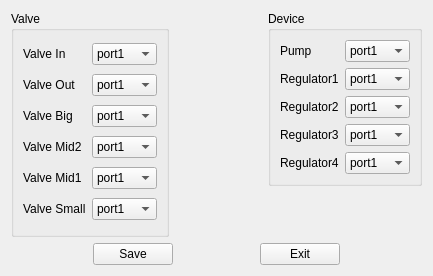
Qt form source/comset/comsetdlg/ui/setportfrm.ui (flimmy78/qtverify) before a commit.
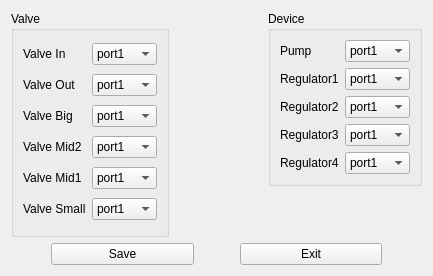
The same form after that commit.

Commit message: 调整界面布局

What changed in the file:
```diff
--- a/source/comset/comsetdlg/ui/setportfrm.ui
+++ b/source/comset/comsetdlg/ui/setportfrm.ui
@@ -1286,6 +1286,9 @@
        <property name="orientation">
         <enum>Qt::Horizontal</enum>
        </property>
+       <property name="sizeType">
+        <enum>QSizePolicy::Preferred</enum>
+       </property>
        <property name="sizeHint" stdset="0">
         <size>
          <width>40</width>
@@ -1296,6 +1299,12 @@
      </item>
      <item>
       <widget class="QPushButton" name="btn_Save">
+       <property name="sizePolicy">
+        <sizepolicy hsizetype="Preferred" vsizetype="Fixed">
+         <horstretch>0</horstretch>
+         <verstretch>0</verstretch>
+        </sizepolicy>
+       </property>
        <property name="text">
         <string>Save</string>
        </property>
@@ -1306,6 +1315,9 @@
        <property name="orientation">
         <enum>Qt::Horizontal</enum>
        </property>
+       <property name="sizeType">
+        <enum>QSizePolicy::Preferred</enum>
+       </property>
        <property name="sizeHint" stdset="0">
         <size>
          <width>40</width>
@@ -1316,6 +1328,12 @@
      </item>
      <item>
       <widget class="QPushButton" name="btn_Exit">
+       <property name="sizePolicy">
+        <sizepolicy hsizetype="Preferred" vsizetype="Fixed">
+         <horstretch>0</horstretch>
+         <verstretch>0</verstretch>
+        </sizepolicy>
+       </property>
        <property name="text">
         <string>Exit</string>
        </property>
@@ -1326,6 +1344,9 @@
        <property name="orientation">
         <enum>Qt::Horizontal</enum>
        </property>
+       <property name="sizeType">
+        <enum>QSizePolicy::Preferred</enum>
+       </property>
        <property name="sizeHint" stdset="0">
         <size>
          <width>40</width>
```
The commit also changes 7 other files.
